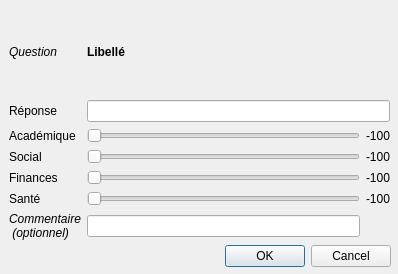
This is AnswersDialogGUI.ui in emiledecosterd/CardGeneratorUI as Qt 5 draws it before an edit. The edited form follows.
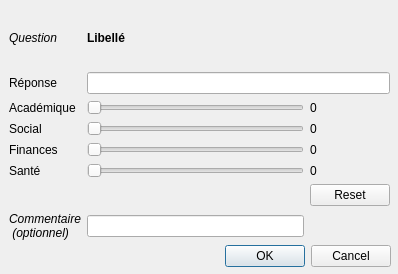
This is the edited form.

```diff
--- a/AnswersDialogGUI.ui
+++ b/AnswersDialogGUI.ui
@@ -42,7 +42,7 @@
     <item row="2" column="2">
      <widget class="QLabel" name="labelSliderAca">
       <property name="text">
-       <string>-100</string>
+       <string>0</string>
       </property>
      </widget>
     </item>
@@ -75,7 +75,7 @@
     <item row="4" column="2">
      <widget class="QLabel" name="labelSliderFin">
       <property name="text">
-       <string>-100</string>
+       <string>0</string>
       </property>
      </widget>
     </item>
@@ -122,7 +122,7 @@
     <item row="3" column="2">
      <widget class="QLabel" name="labelSliderSoc">
       <property name="text">
-       <string>-100</string>
+       <string>0</string>
       </property>
      </widget>
     </item>
@@ -149,7 +149,7 @@
     <item row="5" column="2">
      <widget class="QLabel" name="labelSliderHea">
       <property name="text">
-       <string>-100</string>
+       <string>0</string>
       </property>
      </widget>
     </item>
@@ -174,6 +174,19 @@
       </property>
      </widget>
     </item>
+    <item row="6" column="2">
+     <widget class="QPushButton" name="resetButton">
+      <property name="sizePolicy">
+       <sizepolicy hsizetype="Maximum" vsizetype="Maximum">
+        <horstretch>0</horstretch>
+        <verstretch>0</verstretch>
+       </sizepolicy>
+      </property>
+      <property name="text">
+       <string>Reset</string>
+      </property>
+     </widget>
+    </item>
    </layout>
   </widget>
  </widget>
```
